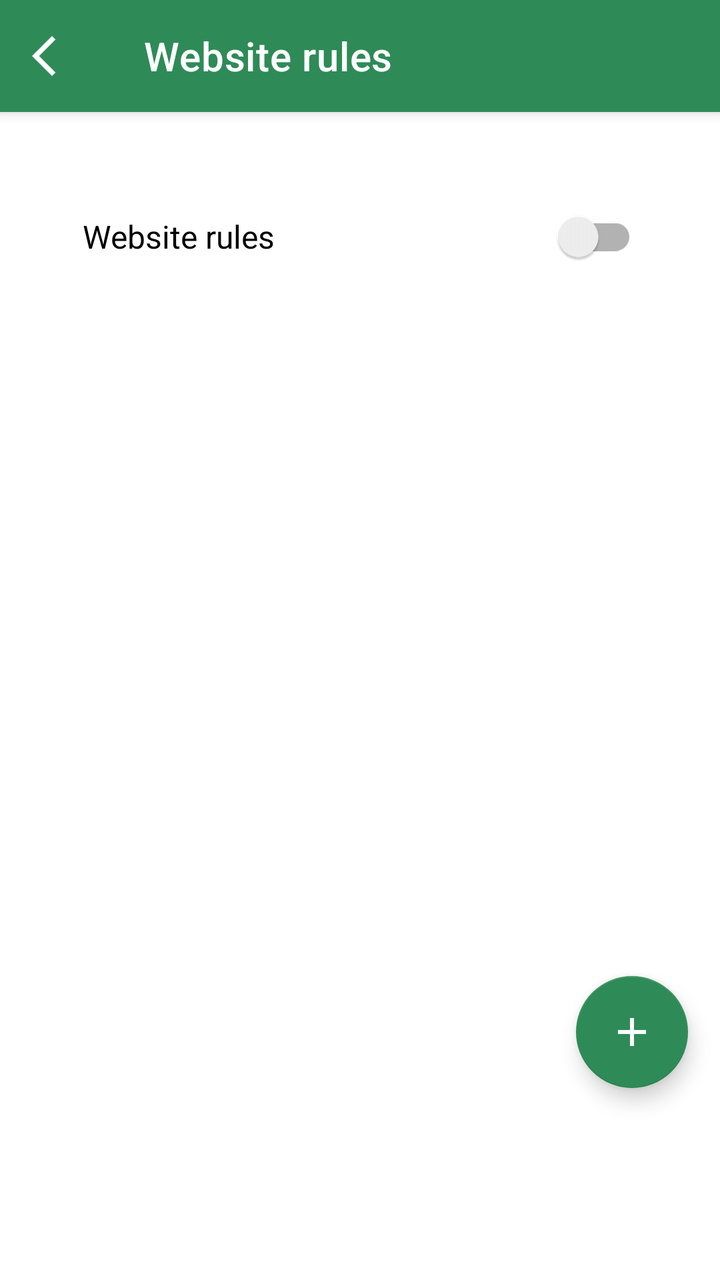
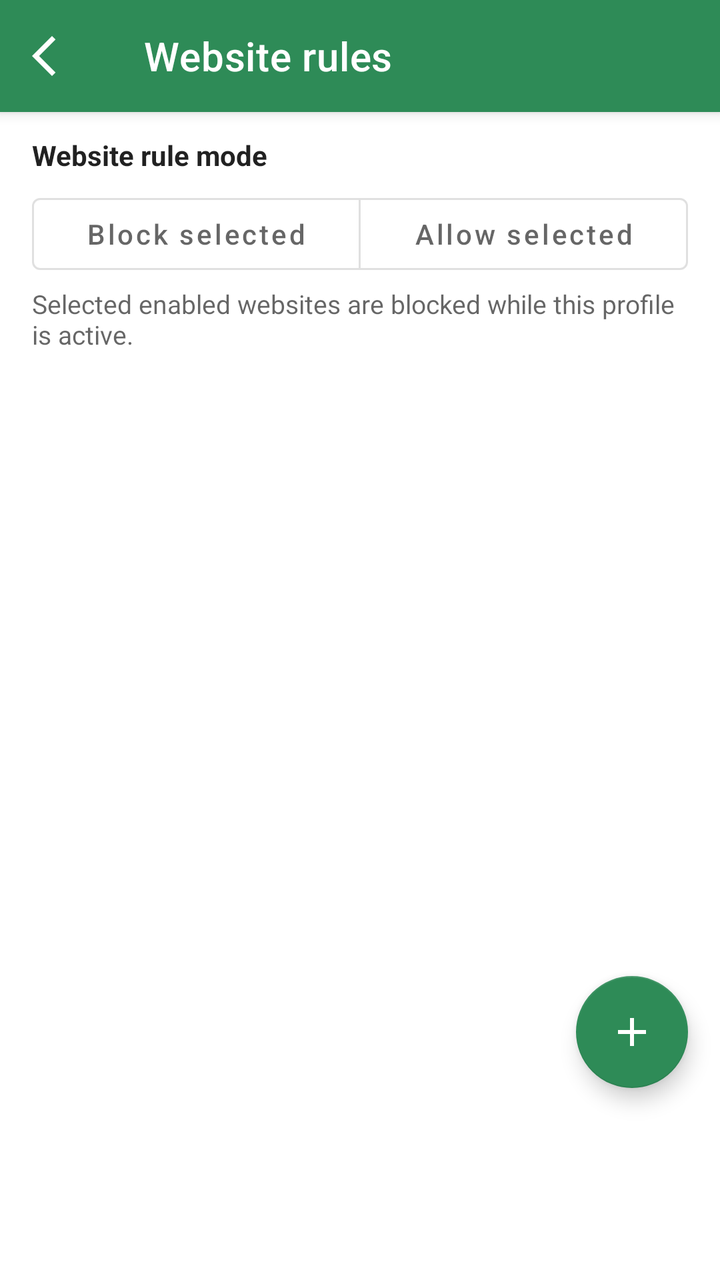

Screens rendered from an Android XML layout before and after an edit, with the pre-edit source and the edit as a unified diff.
<!-- AndroidManifest.xml: application theme Theme.Switchly -->
<!-- res/layout/activity_manage_blocked_websites.xml -->
<?xml version="1.0" encoding="utf-8"?>
<androidx.coordinatorlayout.widget.CoordinatorLayout xmlns:android="http://schemas.android.com/apk/res/android"
    xmlns:app="http://schemas.android.com/apk/res-auto"
    android:layout_width="match_parent"
    android:layout_height="match_parent">

    
    <com.google.android.material.appbar.AppBarLayout
        android:layout_width="match_parent"
        android:layout_height="wrap_content"
        android:fitsSystemWindows="true">

        <com.google.android.material.appbar.MaterialToolbar
            android:id="@+id/toolbar"
            style="@style/Switchly.TopBar"
            android:layout_width="match_parent"
            android:layout_height="wrap_content"
            android:minHeight="?attr/actionBarSize"
            app:title="@string/website_rules_title"
            app:navigationIcon="@drawable/arrow_back_ios_24" />
    </com.google.android.material.appbar.AppBarLayout>

	<LinearLayout
	    android:id="@+id/content"
	    android:layout_width="match_parent"
	    android:layout_height="match_parent"
	    android:orientation="vertical"
	    app:layout_behavior="@string/appbar_scrolling_view_behavior">

	    <LinearLayout
	        android:id="@+id/websiteToggleContainer"
	        android:layout_width="match_parent"
	        android:layout_height="wrap_content"
	        android:orientation="vertical"
	        android:paddingStart="16dp"
	        android:paddingEnd="16dp"
	        android:paddingTop="12dp"
	        android:paddingBottom="8dp">

	        <com.google.android.material.card.MaterialCardView
	            android:layout_width="match_parent"
	            android:layout_height="wrap_content"
	            app:cardUseCompatPadding="true"
	            app:cardElevation="0dp"
	            app:cardBackgroundColor="?android:attr/colorBackground"
	            app:strokeWidth="0dp">

	            <LinearLayout
	                android:layout_width="match_parent"
	                android:layout_height="wrap_content"
	                android:orientation="vertical"
	                android:padding="16dp">

	                <androidx.appcompat.widget.SwitchCompat
	                    android:id="@+id/swWebsitesEnabled"
	                    android:layout_width="match_parent"
	                    android:layout_height="wrap_content"
	                    android:text="@string/block_websites"
	                    android:textSize="16sp" />

	            </LinearLayout>

	        </com.google.android.material.card.MaterialCardView>

	    </LinearLayout>

        <FrameLayout
            android:id="@+id/listContainer"
            android:layout_width="match_parent"
            android:layout_height="0dp"
            android:layout_weight="1">

            <androidx.recyclerview.widget.RecyclerView
                android:id="@+id/list"
                android:layout_width="match_parent"
                android:layout_height="match_parent"
                android:clipToPadding="false"
                android:padding="16dp" />

            <com.google.android.material.card.MaterialCardView
                android:id="@+id/emptyCard"
                android:layout_width="match_parent"
                android:layout_height="wrap_content"
                android:layout_gravity="top|center_horizontal"
                android:layout_marginStart="16dp"
                android:layout_marginTop="20dp"
                android:layout_marginEnd="16dp"
                android:visibility="gone"
                app:cardUseCompatPadding="true"
                app:cardElevation="0dp"
                app:strokeWidth="0dp"
                app:cardBackgroundColor="?android:attr/colorBackground">

                <TextView
                    android:id="@+id/tvEmpty"
                    android:layout_width="match_parent"
                    android:layout_height="wrap_content"
                    android:gravity="center"
                    android:lineSpacingExtra="2dp"
                    android:paddingStart="18dp"
                    android:paddingTop="18dp"
                    android:paddingEnd="18dp"
                    android:paddingBottom="18dp"
                    android:text="@string/blocked_websites_empty"
                    android:textColor="?attr/colorOnSurface"
                    android:textSize="14sp"
                    android:alpha="0.78" />
            </com.google.android.material.card.MaterialCardView>
        </FrameLayout>

	</LinearLayout>

    <com.google.android.material.floatingactionbutton.FloatingActionButton
        android:id="@+id/fabAdd"
        android:layout_width="wrap_content"
        android:layout_height="wrap_content"
        android:layout_gravity="bottom|end"
        android:layout_marginEnd="16dp"
        android:layout_marginBottom="96dp"
        android:contentDescription="@string/blocked_websites_add_title"
        app:srcCompat="@drawable/add_24" />

</androidx.coordinatorlayout.widget.CoordinatorLayout>
<!-- resources referenced by this layout -->
<resources>
  <!-- drawable add_24 (drawable) -->
  <vector xmlns:android="http://schemas.android.com/apk/res/android"
      android:width="24dp"
      android:height="24dp"
      android:viewportWidth="960"
      android:viewportHeight="960">
      <path
          android:pathData="M440,520L200,520v-80h240v-240h80v240h240v80L520,520v240h-80v-240Z"
          android:fillColor="?attr/colorOnSurface"/>
  </vector>
  <!-- drawable arrow_back_ios_24 (drawable) -->
  <vector xmlns:android="http://schemas.android.com/apk/res/android"
      android:width="24dp"
      android:height="24dp"
      android:viewportWidth="960"
      android:viewportHeight="960">
      <path
          android:pathData="M400,880 L0,480l400,-400 71,71 -329,329 329,329 -71,71Z"
          android:fillColor="?attr/colorOnSurface"/>
  </vector>
  <string name="block_websites">Website rules</string>
  <string name="blocked_websites_add_title">Add website</string>
  <string name="blocked_websites_empty">No blocked websites yet.\n\nTap + to add a website this profile should block.</string>
  <string name="website_rules_title">Website rules</string>
  <style name="Switchly.TopBar" parent="Widget.MaterialComponents.Toolbar">
          
          <item name="android:background">?attr/colorPrimary</item>
          <item name="backgroundTint">?attr/colorPrimary</item>
  
          
          <item name="titleTextColor">@android:color/white</item>
  
          
          <item name="navigationIconTint">@android:color/white</item>
      </style>
  <color name="accent_default_green">#2E8B57</color>
  <style name="Switchly.Fab" parent="Widget.MaterialComponents.FloatingActionButton">
          <item name="backgroundTint">?attr/colorPrimary</item>
          <item name="tint">@android:color/white</item>
      </style>
  <style name="Switchly.Card" parent="Widget.MaterialComponents.CardView">
          <item name="shapeAppearance">@style/ShapeAppearance.Switchly.Card</item>
          <item name="cardBackgroundColor">@color/switchly_card_bg</item>
          <item name="strokeColor">@color/switchly_card_stroke</item>
          <item name="strokeWidth">1dp</item>
          <item name="cardElevation">2dp</item>
          <item name="cardUseCompatPadding">true</item>
      </style>
  <style name="Switchly.TextInputLayout" parent="Widget.MaterialComponents.TextInputLayout.OutlinedBox">
          <item name="boxStrokeWidth">1dp</item>
          <item name="boxStrokeWidthFocused">2dp</item>
          <item name="boxCornerRadiusTopStart">12dp</item>
          <item name="boxCornerRadiusTopEnd">12dp</item>
          <item name="boxCornerRadiusBottomStart">12dp</item>
          <item name="boxCornerRadiusBottomEnd">12dp</item>
      </style>
  <style name="Switchly.AutoCompleteText" parent="Widget.MaterialComponents.AutoCompleteTextView.OutlinedBox">
          <item name="android:minHeight">56dp</item>
          <item name="android:paddingTop">12dp</item>
          <item name="android:paddingBottom">12dp</item>
          <item name="android:textAppearance">@style/TextAppearance.MaterialComponents.Body1</item>
      </style>
  <style name="ThemeOverlay.Switchly.Dialog" parent="ThemeOverlay.MaterialComponents.MaterialAlertDialog">
          <item name="colorControlActivated">?attr/colorPrimary</item>
          <item name="colorControlHighlight">?attr/colorPrimary</item>
          <item name="colorAccent">?attr/colorPrimary</item>
      </style>
  <style name="ShapeAppearance.Switchly.Card" parent="ShapeAppearance.MaterialComponents.LargeComponent">
          <item name="cornerFamily">rounded</item>
          <item name="cornerSize">26dp</item>
      </style>
  <color name="switchly_card_bg">#F7FFFFFF</color>
  <color name="switchly_card_stroke">#14000000</color>
  <!-- unchanged entries left out for length: 2 -->
</resources>

<!-- the commit's change to res/layout/activity_manage_blocked_websites.xml (unified diff, before → after) -->
@@ -1,6 +1,7 @@
 <?xml version="1.0" encoding="utf-8"?>
 <androidx.coordinatorlayout.widget.CoordinatorLayout xmlns:android="http://schemas.android.com/apk/res/android"
     xmlns:app="http://schemas.android.com/apk/res-auto"
+    xmlns:tools="http://schemas.android.com/tools"
     android:layout_width="match_parent"
     android:layout_height="match_parent">
 
@@ -27,48 +28,62 @@
 	    android:orientation="vertical"
 	    app:layout_behavior="@string/appbar_scrolling_view_behavior">
 
-	    <LinearLayout
-	        android:id="@+id/websiteToggleContainer"
-	        android:layout_width="match_parent"
-	        android:layout_height="wrap_content"
-	        android:orientation="vertical"
-	        android:paddingStart="16dp"
-	        android:paddingEnd="16dp"
-	        android:paddingTop="12dp"
-	        android:paddingBottom="8dp">
+        <TextView
+            android:id="@+id/tvWebsiteRuleModeTitle"
+            android:layout_width="match_parent"
+            android:layout_height="wrap_content"
+            android:layout_marginStart="16dp"
+            android:layout_marginTop="12dp"
+            android:layout_marginEnd="16dp"
+            android:text="@string/website_rule_mode_title"
+            android:textColor="?android:attr/textColorPrimary"
+            android:textStyle="bold" />
 
-	        <com.google.android.material.card.MaterialCardView
-	            android:layout_width="match_parent"
-	            android:layout_height="wrap_content"
-	            app:cardUseCompatPadding="true"
-	            app:cardElevation="0dp"
-	            app:cardBackgroundColor="?android:attr/colorBackground"
-	            app:strokeWidth="0dp">
+        <com.google.android.material.button.MaterialButtonToggleGroup
+            android:id="@+id/toggleWebsiteRuleMode"
+            android:layout_width="match_parent"
+            android:layout_height="wrap_content"
+            android:layout_marginStart="16dp"
+            android:layout_marginTop="6dp"
+            android:layout_marginEnd="16dp"
+            app:selectionRequired="true"
+            app:singleSelection="true">
 
-	            <LinearLayout
-	                android:layout_width="match_parent"
-	                android:layout_height="wrap_content"
-	                android:orientation="vertical"
-	                android:padding="16dp">
+            <com.google.android.material.button.MaterialButton
+                android:id="@+id/btnWebsiteModeBlock"
+                style="@style/Widget.MaterialComponents.Button.OutlinedButton"
+                android:layout_width="0dp"
+                android:layout_height="wrap_content"
+                android:layout_weight="1"
+                android:text="@string/profile_rule_mode_block" />
 
-	                <androidx.appcompat.widget.SwitchCompat
-	                    android:id="@+id/swWebsitesEnabled"
-	                    android:layout_width="match_parent"
-	                    android:layout_height="wrap_content"
-	                    android:text="@string/block_websites"
-	                    android:textSize="16sp" />
+            <com.google.android.material.button.MaterialButton
+                android:id="@+id/btnWebsiteModeAllow"
+                style="@style/Widget.MaterialComponents.Button.OutlinedButton"
+                android:layout_width="0dp"
+                android:layout_height="wrap_content"
+                android:layout_weight="1"
+                android:text="@string/profile_rule_mode_allow" />
+        </com.google.android.material.button.MaterialButtonToggleGroup>
 
-	            </LinearLayout>
-
-	        </com.google.android.material.card.MaterialCardView>
-
-	    </LinearLayout>
+        <TextView
+            android:id="@+id/tvWebsiteRuleModeSummary"
+            android:layout_width="match_parent"
+            android:layout_height="wrap_content"
+            android:layout_marginStart="16dp"
+            android:layout_marginTop="2dp"
+            android:layout_marginEnd="16dp"
+            android:layout_marginBottom="8dp"
+            android:text="@string/website_rule_mode_block_summary"
+            android:textColor="?android:attr/textColorSecondary"
+            android:textSize="13sp" />
 
         <FrameLayout
             android:id="@+id/listContainer"
             android:layout_width="match_parent"
             android:layout_height="0dp"
-            android:layout_weight="1">
+            android:layout_weight="1"
+            tools:ignore="UselessParent">
 
             <androidx.recyclerview.widget.RecyclerView
                 android:id="@+id/list"
<!-- resource entries referenced after the edit -->
@@ -20,9 +20,12 @@
           android:pathData="M400,880 L0,480l400,-400 71,71 -329,329 329,329 -71,71Z"
           android:fillColor="?attr/colorOnSurface"/>
   </vector>
-  <string name="block_websites">Website rules</string>
   <string name="blocked_websites_add_title">Add website</string>
   <string name="blocked_websites_empty">No blocked websites yet.\n\nTap + to add a website this profile should block.</string>
+  <string name="profile_rule_mode_allow">Allow selected</string>
+  <string name="profile_rule_mode_block">Block selected</string>
+  <string name="website_rule_mode_block_summary">Selected enabled websites are blocked while this profile is active.</string>
+  <string name="website_rule_mode_title">Website rule mode</string>
   <string name="website_rules_title">Website rules</string>
   <style name="Switchly.TopBar" parent="Widget.MaterialComponents.Toolbar">
           
